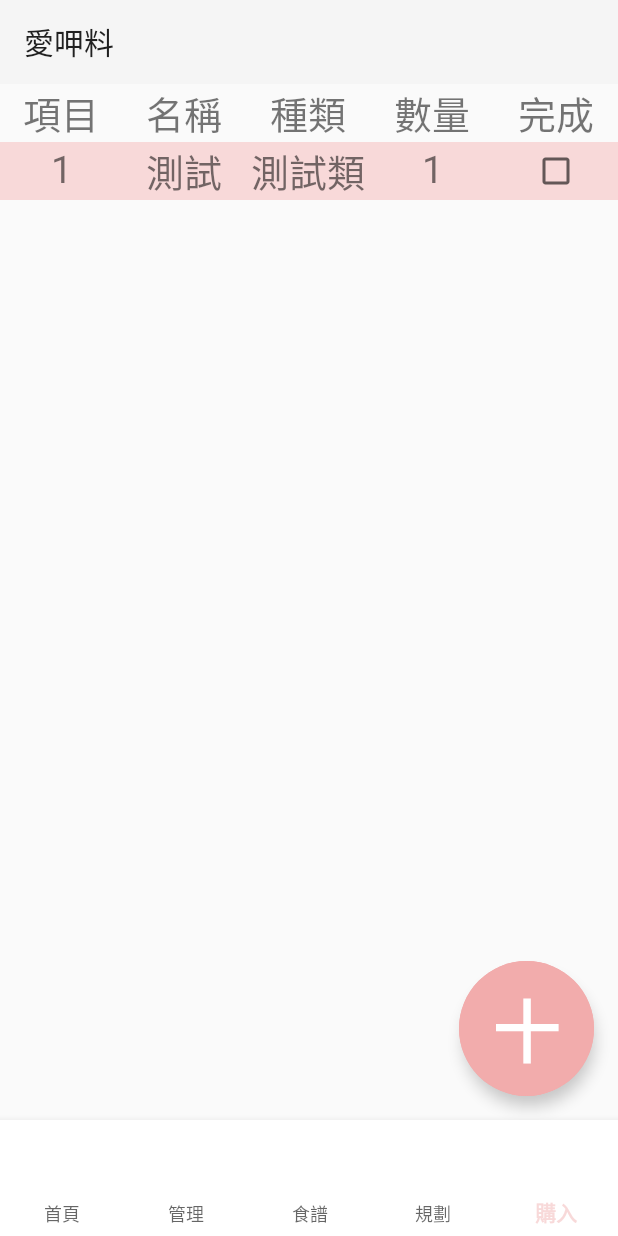
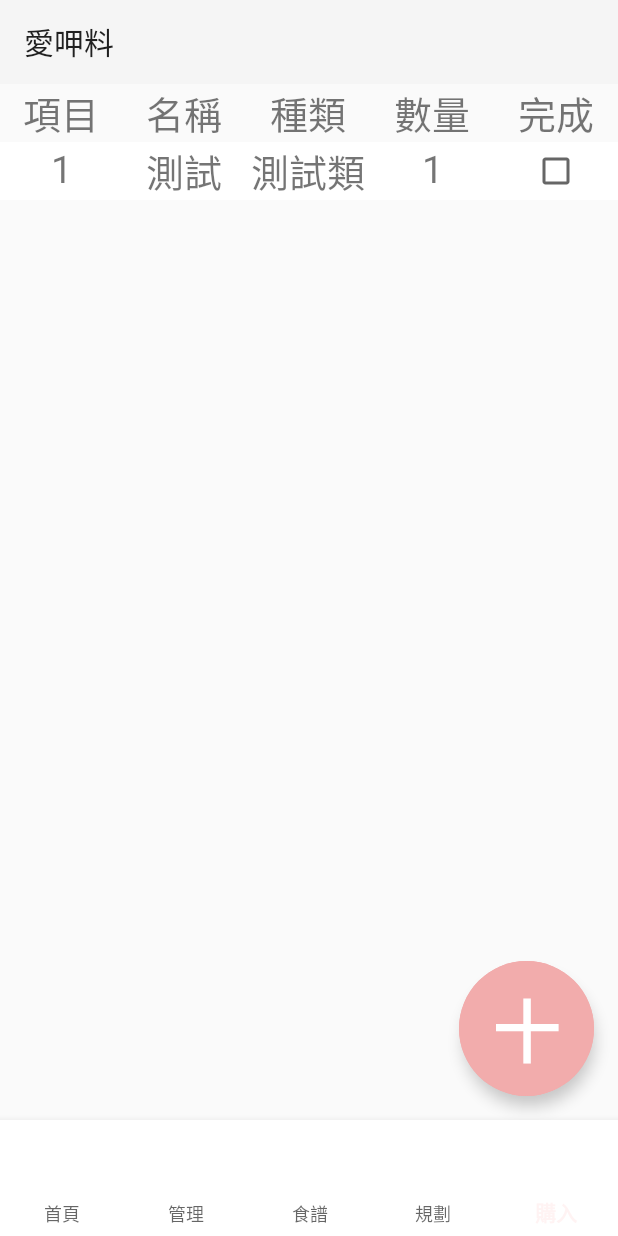
Before and after one commit to Danny0419/fridge, an Android app: the screen it shows after launch (MainActivity), item 5 of the bottom bar chosen, on a phone screen of 412 x 824 dp. Run offline under Robolectric (Android 15) with nearby library versions, the phone set to English and light mode, and no system bars.

Commit message:
1. 購物清單勾選方格置中 2. 購物清單頁面新增新增按鈕(包括去除測試按鈕與移轉測試按鈕的功能) 3. 購物清單頁面項目背景顏色順序（偶數白色，奇數粉色） 4. color.xml新增按鈕粉、背景粉

```diff
--- a/app/src/main/java/com/example/fragment_test/adapter/ShoppingListAdapter.java
+++ b/app/src/main/java/com/example/fragment_test/adapter/ShoppingListAdapter.java
@@ -52,9 +52,9 @@ public class ShoppingListAdapter extends RecyclerView.Adapter<ShoppingListAdapte
     public void onBindViewHolder(@NonNull ShoppingListViewHolder holder, int position) {
         int id = shoppingItems.get(position).id;
         if (id % 2 != 0) {
+            holder.itemView.setBackgroundColor(ContextCompat.getColor(context, R.color.white));
+        } else {
             holder.itemView.setBackgroundColor(ContextCompat.getColor(context, R.color.pink));
-        } else {
-            holder.itemView.setBackgroundColor(ContextCompat.getColor(context, R.color.white));
         }
 
         holder.shoppingItemId.setText(Integer.toString(shoppingItems.get(position).id));
--- a/app/src/main/res/values/colors.xml
+++ b/app/src/main/res/values/colors.xml
@@ -3,6 +3,6 @@
     <color name="black">#FF000000</color>
     <color name="white">#FFFFFFFF</color>
     <color name="red">#F18080</color>
-    <color name="pink">#F8D9D9</color>
+    <color name="pink">#FFF3F3</color>
     <color name="button_pink">#F2ACAC</color>
 </resources>
```
